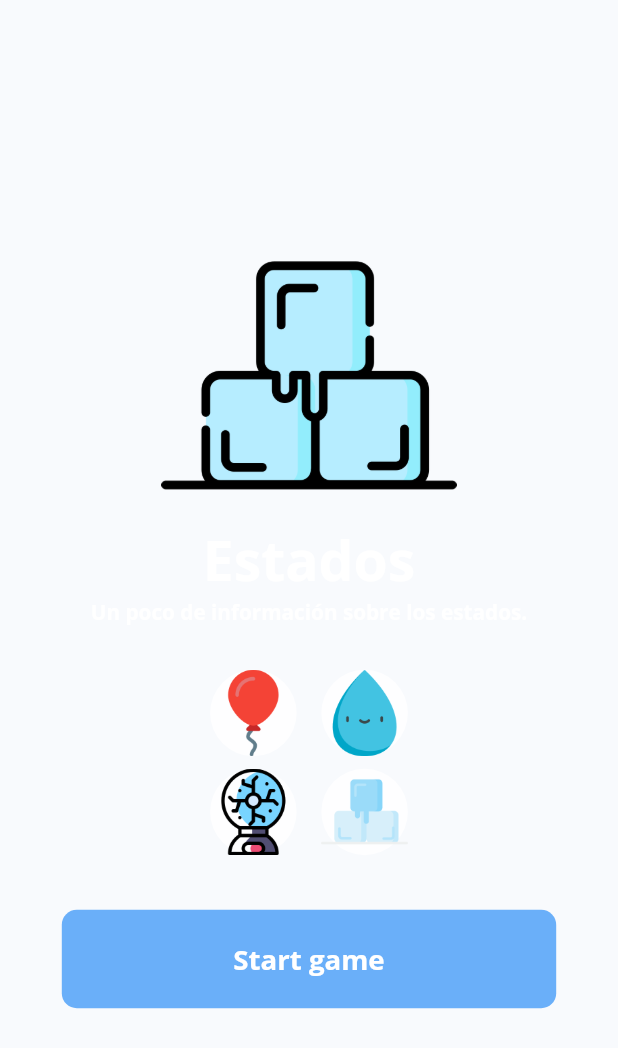
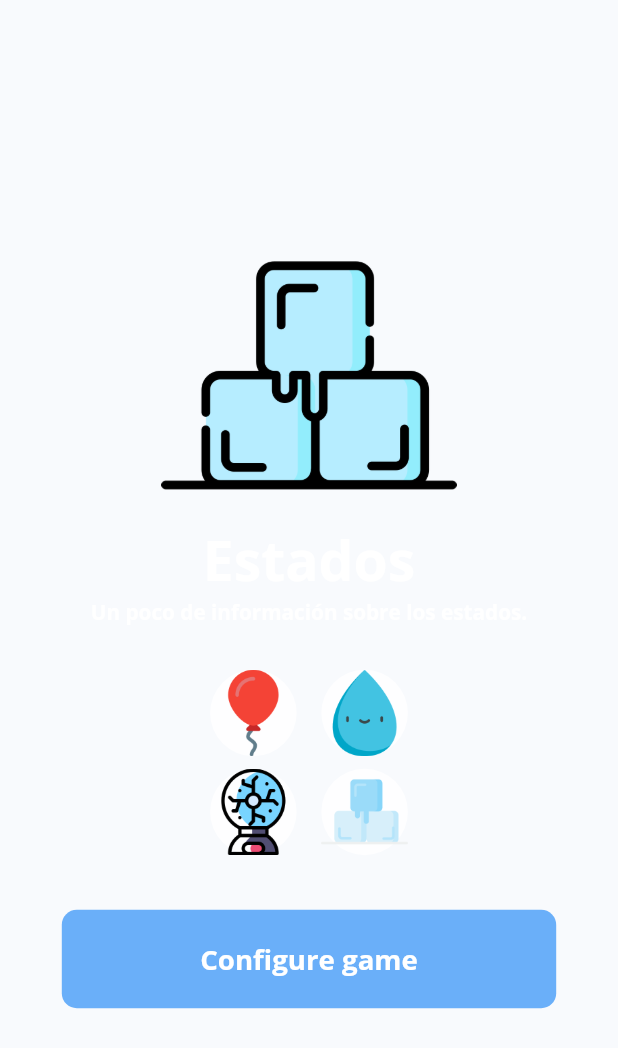
Before and after one commit to FranciscoRdz2001/memory_game_flutter_app, a Flutter app: the screen it shows after launch, after a tap on "Estados", on a phone screen of 412 x 824 dp. Shown: the top 1048 px of the screen. Run offline on Flutter 3.47's test engine with Material 2 defaults, Android fonts, the phone set to English and light mode, and no system bars; our stand-ins replace palette_generator.

Commit message:
New game configuration page, animations, UI

```diff
--- a/lib/main.dart
+++ b/lib/main.dart
@@ -1,5 +1,6 @@
 import 'package:flutter/material.dart';
-import 'package:memoram_app/src/presentation/views/category_splash.dart';
+import 'package:memoram_app/src/presentation/views/category_splash_page.dart';
+import 'package:memoram_app/src/presentation/views/game_configuration_page.dart';
 import 'package:memoram_app/src/presentation/views/game_page.dart';
 import 'package:memoram_app/src/provider/categories_provider.dart';
 import 'package:memoram_app/src/provider/game_logic_provider.dart';
@@ -29,7 +30,8 @@ class MyApp extends StatelessWidget {
         home: const HomePage(),
         routes: {
           '/homePage' : (context) => const HomePage(),
-          '/categorySplash' : (context) => const CategorySpash(),
+          '/categorySplash' : (context) => const CategorySpashPage(),
+          '/gameConfigurationPage' : (context) => const GameConfigurationPage(),
           '/gamePage' : (context) => const GamePage(),
         },
       ),
--- a/lib/src/core/utils/custom_animation.dart
+++ b/lib/src/core/utils/custom_animation.dart
@@ -29,8 +29,11 @@ class CustomAnimation{
         parent: _controller,
         curve: Curves.ease,
       ))
-      ..addListener(animationListener!)
-      ..addStatusListener(animationStatusListener!);
+      ..addListener(animationListener!);
+
+    if(animationStatusListener != null){
+      _controller.addStatusListener(animationStatusListener!);
+    }
     if(reverse ?? false){
       _controller.repeat(reverse: true);
     }
--- a/lib/src/presentation/views/category_splash.dart
+++ b/lib/src/presentation/views/category_splash_page.dart
@@ -6,21 +6,20 @@ import 'package:memoram_app/src/core/utils/custom_animation.dart';
 import 'package:memoram_app/src/core/utils/responsive.dart';
 import 'package:memoram_app/src/core/utils/styles.dart';
 import 'package:memoram_app/src/data/models/category_model.dart';
-import 'package:memoram_app/src/presentation/views/game_page.dart';
 import 'package:memoram_app/src/presentation/widgets/flexible_grid_view.dart';
 import 'package:memoram_app/src/provider/game_logic_provider.dart';
 import 'package:provider/provider.dart';
 
 
-class CategorySpash extends StatefulWidget {
+class CategorySpashPage extends StatefulWidget {
 
-  const CategorySpash({Key? key}) : super(key: key);
+  const CategorySpashPage({Key? key}) : super(key: key);
 
   @override
-  State<CategorySpash> createState() => _CategorySpashState();
+  State<CategorySpashPage> createState() => _CategorySpashPageState();
 }
 
-class _CategorySpashState extends State<CategorySpash> with SingleTickerProviderStateMixin{
+class _CategorySpashPageState extends State<CategorySpashPage> with SingleTickerProviderStateMixin{
 
   late final CustomAnimation _splashAnimation;
   bool? _animationIsInReverse;
@@ -54,9 +53,8 @@ class _CategorySpashState extends State<CategorySpash> with SingleTickerProvider
     if(status == AnimationStatus.dismissed && _animationIsInReverse!){
       Navigator.pushReplacementNamed(
         context,
-        '/gamePage',
+        '/gameConfigurationPage',
       );
-      // Navigator.popAndPushNamed(context, '/gamePage');
     }
   }
 
@@ -159,7 +157,7 @@ class _CategorySpashState extends State<CategorySpash> with SingleTickerProvider
                                   color: accent,
                                   borderRadius: BorderRadius.circular(10)
                                 ),
-                                child: Text('Start game', style: TextStyles.w700(resp.dp(2), Colors.white)),
+                                child: Text('Configure game', style: TextStyles.w700(resp.dp(2), Colors.white)),
                               ),
                             ),
                           ),
--- a/lib/src/presentation/views/home_page.dart
+++ b/lib/src/presentation/views/home_page.dart
@@ -19,7 +19,6 @@ class HomePage extends StatefulWidget {
 }
 
 class _HomePageState extends State<HomePage> {
-
 
   @override
   void initState() {
--- a/lib/src/presentation/widgets/category_container.dart
+++ b/lib/src/presentation/widgets/category_container.dart
@@ -1,8 +1,8 @@
 import 'package:flutter/material.dart';
 import 'package:memoram_app/src/core/utils/constants.dart';
 import 'package:memoram_app/src/data/models/category_model.dart';
-import 'package:memoram_app/src/presentation/views/category_splash.dart';
-import 'package:memoram_app/src/presentation/views/game_page.dart';
+import 'package:memoram_app/src/presentation/views/category_splash_page.dart';
+import 'package:memoram_app/src/presentation/views/game_configuration_page.dart';
 import 'package:memoram_app/src/presentation/widgets/custom_category_image_container.dart';
 import 'package:memoram_app/src/provider/game_logic_provider.dart';
 import 'package:provider/provider.dart';
@@ -36,7 +36,7 @@ class CategoryContainer extends StatelessWidget {
               Navigator.push(
                 context,
                 MaterialPageRoute<void>(
-                  builder: (BuildContext context) => const CategorySpash(),
+                  builder: (BuildContext context) => const CategorySpashPage(),
                 ),
               );
             },
--- a/lib/src/presentation/widgets/custom_scaffold_with_header.dart
+++ b/lib/src/presentation/widgets/custom_scaffold_with_header.dart
@@ -51,13 +51,12 @@ class CustomScaffoldWithHeader extends StatelessWidget {
                 child: Center(
                   child: Column(
                     children: [
-                      SizedBox(height: resp.separatorHeight / 2),
                       if(beforeTitleWidget != null) ...[
                         beforeTitleWidget!,
                         SizedBox(height: resp.separatorHeight / 2),
                       ],
-                      Text(title, textAlign: TextAlign.center, style: TextStyles.w700(resp.dp(2.85), textColor)),
-                      Text(subTitle, textAlign: TextAlign.center, style: TextStyles.w400(resp.dp(1.25), textColor)),
+                      Text(title, textAlign: TextAlign.center, style: TextStyles.w700(resp.dp(2.85), textColor), maxLines: 2, overflow: TextOverflow.ellipsis),
+                      Text(subTitle, textAlign: TextAlign.center, style: TextStyles.w400(resp.dp(1.25), textColor), maxLines: 2, overflow: TextOverflow.ellipsis),
                     ],
                   ),
                 ),
--- a/lib/src/provider/game_logic_provider.dart
+++ b/lib/src/provider/game_logic_provider.dart
@@ -17,8 +17,9 @@ class GameLogicProvider with ChangeNotifier{
 
   final int _imagesToRepeat = 2;
 
+  List<String>? get mixedImages => _mixedImages!;
   int get imagesQuantity => _imagesQuantity!;
-  List<String>? get mixedImages => _mixedImages!;
+  int get movements => _movements!;
 
 
   set imagesQuantity(final int quantity){
```
Also changed, not shown: lib/src/presentation/views/game_configuration_page.dart (added, +129 -0 lines), lib/src/presentation/views/game_page.dart (+90 -39 lines).
